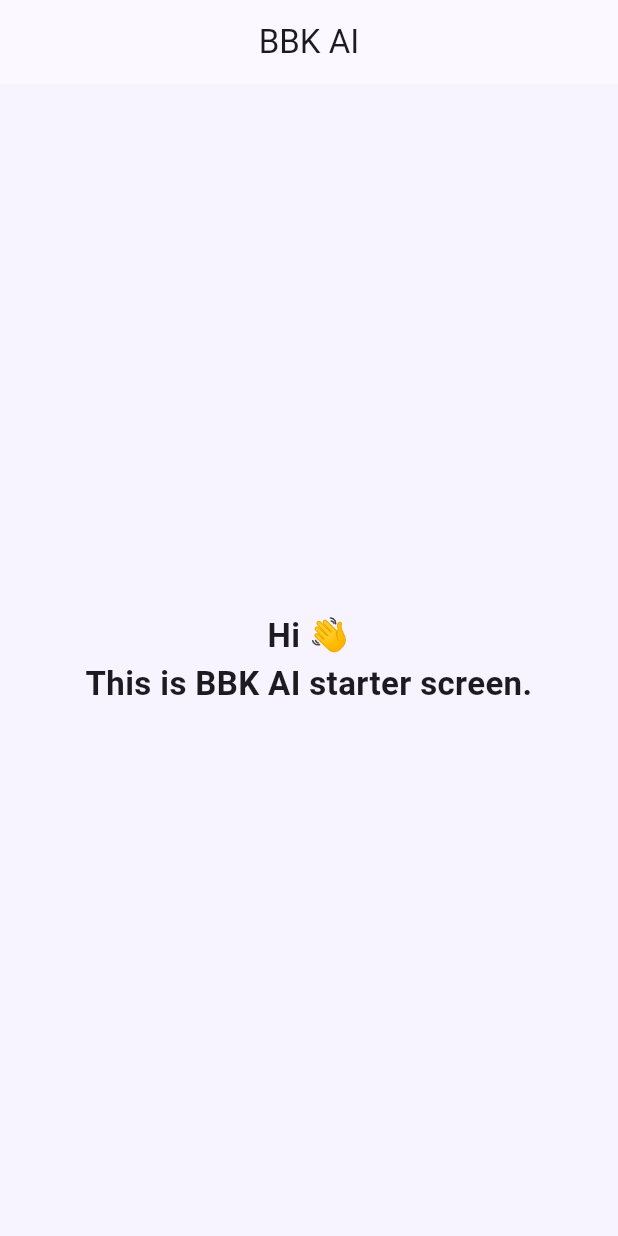
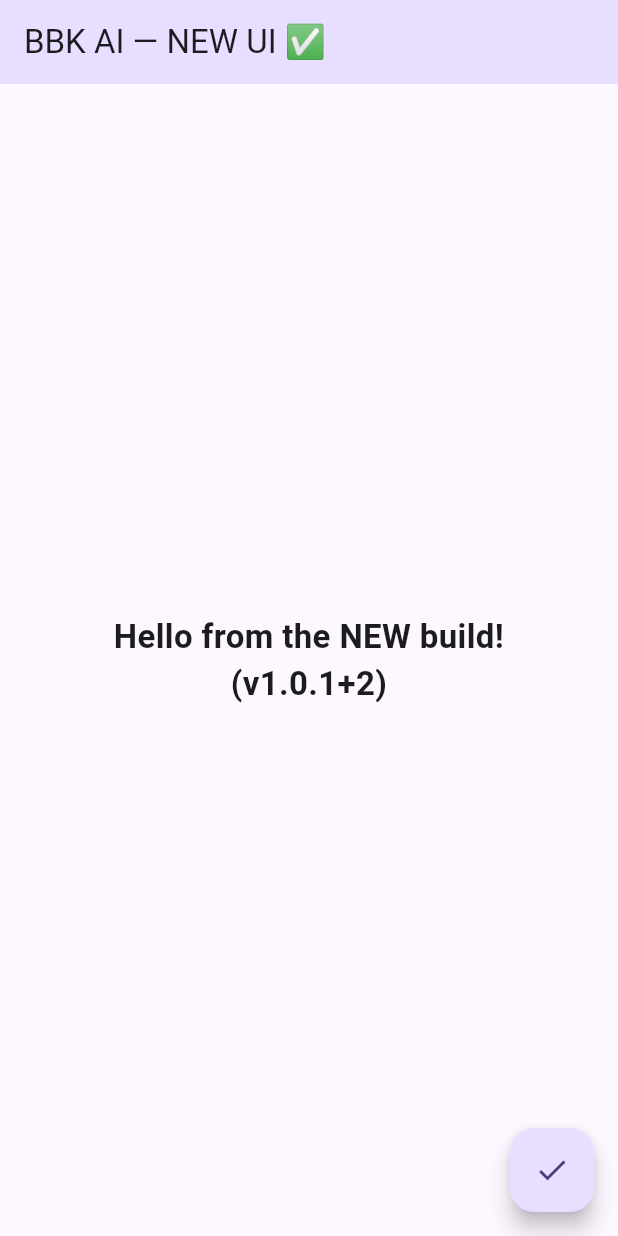
Before and after one commit to bojos86/BBK-AI, a Flutter app: the screen it shows after launch, on a phone screen of 412 x 824 dp. Run offline on Flutter 3.47's test engine with Material 3 defaults, Android fonts, the light colour scheme and no system bars.

Commit message:
Update main.dart

```diff
--- a/lib/main.dart
+++ b/lib/main.dart
@@ -1,6 +1,8 @@
 import 'package:flutter/material.dart';
 
-void main() => runApp(const BBKAIApp());
+void main() {
+  runApp(const BBKAIApp());
+}
 
 class BBKAIApp extends StatelessWidget {
   const BBKAIApp({super.key});
@@ -11,9 +13,8 @@ class BBKAIApp extends StatelessWidget {
       title: 'BBK AI',
       debugShowCheckedModeBanner: false,
       theme: ThemeData(
-        colorScheme: ColorScheme.fromSeed(seedColor: const Color(0xFF6C63FF)),
+        colorScheme: ColorScheme.fromSeed(seedColor: const Color(0xFF7C4DFF)),
         useMaterial3: true,
-        scaffoldBackgroundColor: const Color(0xFFF7F3FF),
       ),
       home: const HomeScreen(),
     );
@@ -27,16 +28,20 @@ class HomeScreen extends StatelessWidget {
   Widget build(BuildContext context) {
     return Scaffold(
       appBar: AppBar(
-        title: const Text('BBK AI'),
-        centerTitle: true,
+        backgroundColor: Theme.of(context).colorScheme.primaryContainer,
+        title: const Text('BBK AI — NEW UI ✅'),
       ),
       body: const Center(
         child: Text(
-          'Hi 👋\nThis is BBK AI starter screen.',
+          'Hello from the NEW build!\n(v1.0.1+2)',
           textAlign: TextAlign.center,
           style: TextStyle(fontSize: 22, fontWeight: FontWeight.w600),
         ),
       ),
+      floatingActionButton: FloatingActionButton(
+        onPressed: () {},
+        child: const Icon(Icons.check),
+      ),
     );
   }
 }
```
